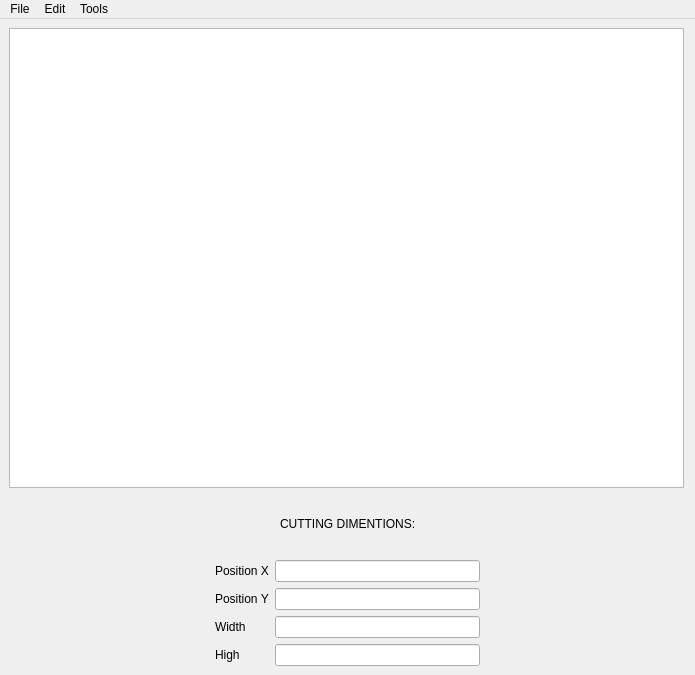
The window that Source/mainwindow.ui (mjcarranza/Image-Recovery-Rent-a-Car) describes before a commit, drawn with Qt 5.
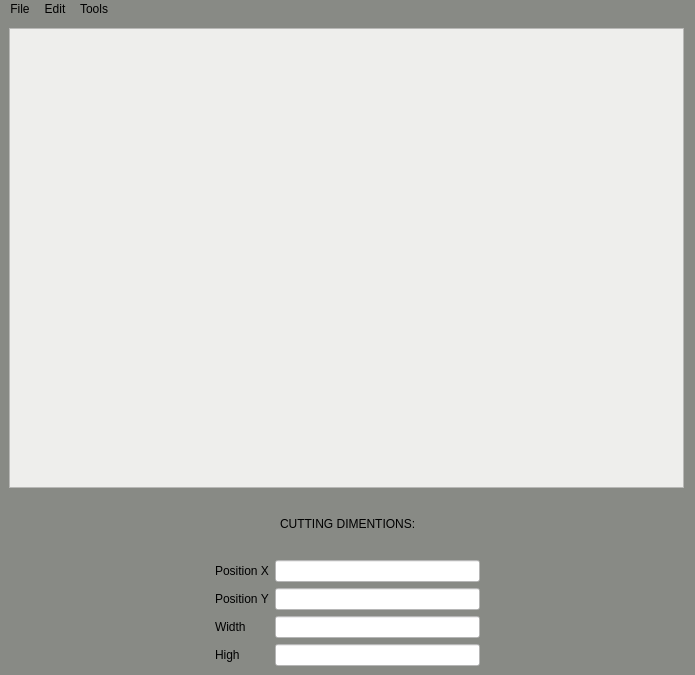
The same window after the commit.

The edit to the form file:
```diff
--- a/Source/mainwindow.ui
+++ b/Source/mainwindow.ui
@@ -19,6 +19,9 @@
   <property name="windowTitle">
    <string>MainWindow</string>
   </property>
+  <property name="styleSheet">
+   <string notr="true">background-color: rgb(136, 138, 133);</string>
+  </property>
   <widget class="QWidget" name="centralwidget">
    <layout class="QVBoxLayout" name="verticalLayout">
     <item>
@@ -35,6 +38,9 @@
         <height>460</height>
        </size>
       </property>
+      <property name="styleSheet">
+       <string notr="true">background-color: rgb(238, 238, 236);</string>
+      </property>
      </widget>
     </item>
     <item>
@@ -103,13 +109,25 @@
        </widget>
       </item>
       <item row="2" column="3">
-       <widget class="QLineEdit" name="wlineEdit"/>
+       <widget class="QLineEdit" name="wlineEdit">
+        <property name="styleSheet">
+         <string notr="true">background-color: rgb(255, 255, 255);</string>
+        </property>
+       </widget>
       </item>
       <item row="1" column="3">
-       <widget class="QLineEdit" name="ylineEdit"/>
+       <widget class="QLineEdit" name="ylineEdit">
+        <property name="styleSheet">
+         <string notr="true">background-color: rgb(255, 255, 255);</string>
+        </property>
+       </widget>
       </item>
       <item row="3" column="3">
-       <widget class="QLineEdit" name="hlineEdit"/>
+       <widget class="QLineEdit" name="hlineEdit">
+        <property name="styleSheet">
+         <string notr="true">background-color: rgb(255, 255, 255);</string>
+        </property>
+       </widget>
       </item>
       <item row="2" column="1">
        <widget class="QLabel" name="label_3">
@@ -136,7 +154,11 @@
        </spacer>
       </item>
       <item row="0" column="3">
-       <widget class="QLineEdit" name="xlineEdit"/>
+       <widget class="QLineEdit" name="xlineEdit">
+        <property name="styleSheet">
+         <string notr="true">background-color: rgb(255, 255, 255);</string>
+        </property>
+       </widget>
       </item>
       <item row="1" column="0">
        <spacer name="horizontalSpacer">
```
